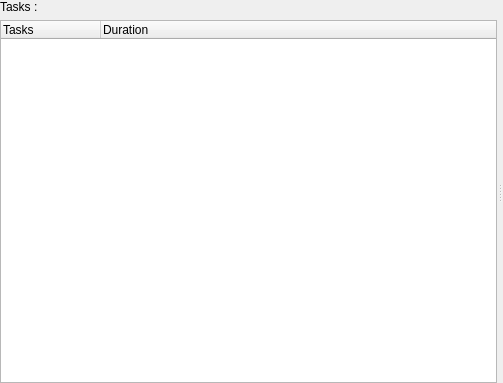
The window that kplato/kptperteditor.ui (KDE/calligra) describes before a commit, drawn with Qt 5.
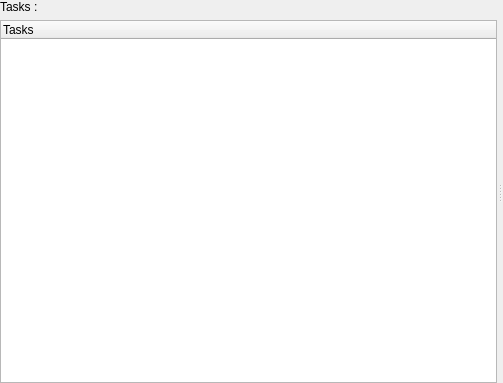
The same window after the commit. Custom widgets are drawn as their Qt base class.

What changed in the file:
```diff
--- a/kplato/kptperteditor.ui
+++ b/kplato/kptperteditor.ui
@@ -49,11 +49,6 @@
            <string>Tasks</string>
           </property>
          </column>
-         <column>
-          <property name="text" >
-           <string>Duration</string>
-          </property>
-         </column>
         </widget>
        </item>
       </layout>
```
